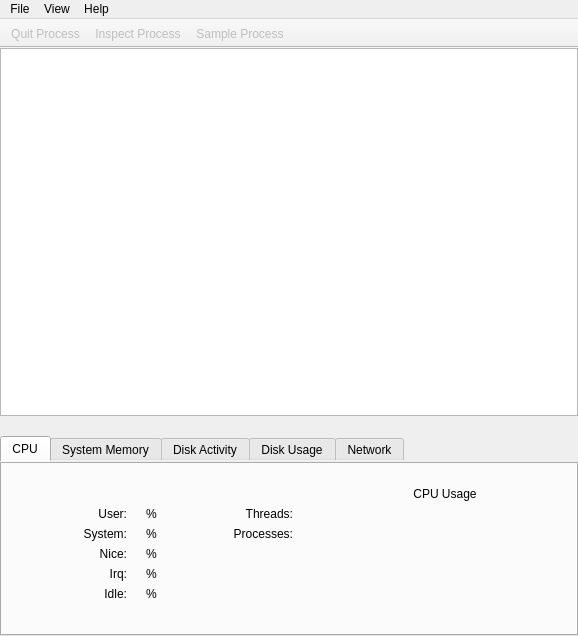
The window that Under Construction/Activity Monitor.app/Resources/main_window.ui (helloSystem/Utilities) describes before a commit, drawn with Qt 5.
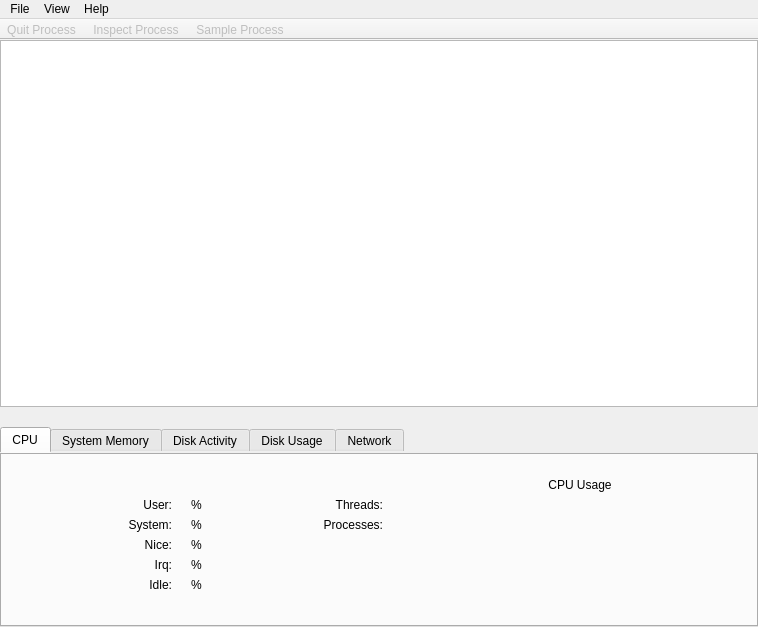
The same window after the commit. Icons and pictures are not drawn. Custom widgets are drawn as their Qt base class.

Commit message: Add Sample Dialog

The edit to the form file:
```diff
--- a/Under Construction/Activity Monitor.app/Resources/main_window.ui
+++ b/Under Construction/Activity Monitor.app/Resources/main_window.ui
@@ -6,8 +6,8 @@
    <rect>
     <x>0</x>
     <y>0</y>
-    <width>578</width>
-    <height>636</height>
+    <width>758</width>
+    <height>627</height>
    </rect>
   </property>
   <property name="windowTitle">
@@ -2331,7 +2331,7 @@
     <rect>
      <x>0</x>
      <y>0</y>
-     <width>578</width>
+     <width>758</width>
      <height>24</height>
     </rect>
    </property>
@@ -2404,6 +2404,9 @@
    <property name="windowTitle">
     <string>toolBar</string>
    </property>
+   <property name="styleSheet">
+    <string notr="true">QToolBar{spacing:3px;}</string>
+   </property>
    <property name="movable">
     <bool>false</bool>
    </property>
```
Left out of the diff: 12 changed lines with no effect on the pictures. The commit also changes 5 other files.
